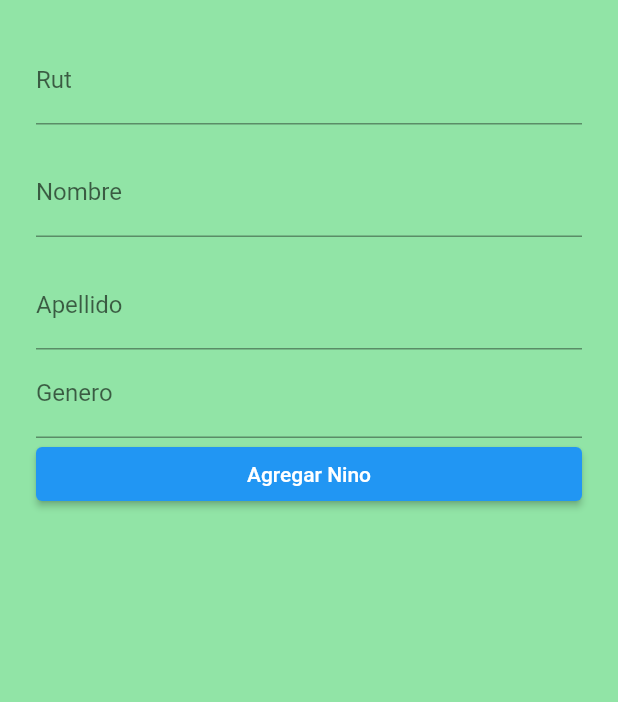
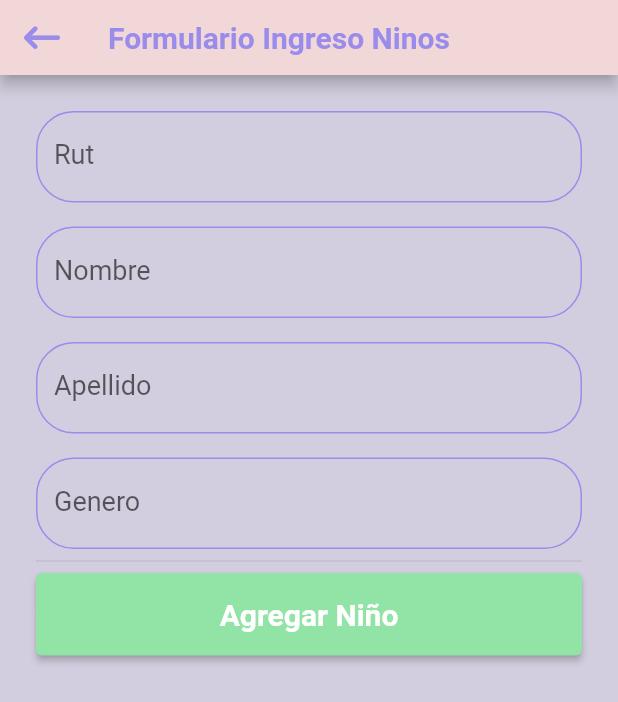
Before and after one commit to ValeNotebook/Entrega-3-Parte-2, a Flutter app: the FormAlumnos screen opened directly, on a phone screen of 412 x 824 dp. Shown: the top 702 px of the screen. Run offline on Flutter 3.47's test engine with Material 2 defaults, Android fonts, the phone set to English and light mode, and no system bars; our stand-ins replace curved_navigation_bar, font_awesome_flutter; network calls fail; statements that could not run were skipped.

Commit message:
nav add de alumnos y formato del form

```diff
--- /dev/null
+++ b/app_jardin/lib/Formularios/form_alumnos.dart
@@ -0,0 +1,171 @@
+import 'package:flutter/material.dart';
+import 'package:app_jardin/providers/niños_provider.dart';
+import 'package:font_awesome_flutter/font_awesome_flutter.dart';
+import 'package:app_jardin/paleta_colores.dart';
+
+class FormAlumnos extends StatefulWidget {
+  FormAlumnos({Key? key}) : super(key: key);
+
+  @override
+  State<FormAlumnos> createState() => _FormAlumnosState();
+}
+
+class _FormAlumnosState extends State<FormAlumnos> {
+  final formKey = GlobalKey<FormState>();
+  TextEditingController rutCtrl = TextEditingController();
+  TextEditingController nombreCtrl = TextEditingController();
+  TextEditingController apellidoCtrl = TextEditingController();
+  TextEditingController generoCtrl = TextEditingController();
+
+  String errCodigo = '';
+  String errNombre = '';
+
+  @override
+  Widget build(BuildContext context) {
+    return Scaffold(
+      backgroundColor: kVioleta,
+      appBar: PreferredSize(
+        preferredSize: Size.fromHeight(50.0),
+        child: AppBar(
+            automaticallyImplyLeading: false,
+            backgroundColor: kRosa,
+            title: Text(
+              'Formulario Ingreso Ninos',
+              style: TextStyle(fontWeight: FontWeight.bold, color: kMorado),
+            ),
+            leading: IconButton(
+              color: kMorado,
+              icon: FaIcon(FontAwesomeIcons.arrowLeftLong),
+              tooltip: 'Volver',
+              onPressed: () {
+                Navigator.of(context).pop();
+                setState(() {});
+              },
+            )),
+      ),
+      body: Form(
+        key: formKey,
+        child: Padding(
+          padding: const EdgeInsets.all(8.0),
+          child: ListView(
+            padding: EdgeInsets.all(16),
+            children: [
+              TextFormField(
+                cursorColor: kMorado,
+                keyboardType: TextInputType.number,
+                controller: rutCtrl,
+                decoration: InputDecoration(
+                  labelText: 'Rut',
+                  enabledBorder: new OutlineInputBorder(
+                    borderRadius: new BorderRadius.circular(25.0),
+                    borderSide: BorderSide(color: kMorado),
+                  ),
+                  focusedBorder: new OutlineInputBorder(
+                    borderRadius: new BorderRadius.circular(25.0),
+                    borderSide: BorderSide(color: kMorado),
+                  ),
+                ),
+                style: TextStyle(fontSize: 18),
+              ),
+              Container(
+                width: double.infinity,
+                child: Text(
+                  errCodigo,
+                  style: TextStyle(color: Colors.red),
+                ),
+              ),
+              TextFormField(
+                cursorColor: kMorado,
+                controller: nombreCtrl,
+                decoration: InputDecoration(
+                  labelText: 'Nombre',
+                  enabledBorder: new OutlineInputBorder(
+                    borderRadius: new BorderRadius.circular(25.0),
+                    borderSide: BorderSide(color: kMorado),
+                  ),
+                  focusedBorder: new OutlineInputBorder(
+                    borderRadius: new BorderRadius.circular(25.0),
+                    borderSide: BorderSide(color: kMorado),
+                  ),
+                ),
+                style: TextStyle(fontSize: 18),
+              ),
+              Container(
+                width: double.infinity,
+                child: Text(
+                  errNombre,
+                  style: TextStyle(color: Colors.red),
+                ),
+              ),
+              TextFormField(
+                cursorColor: kMorado,
+                controller: apellidoCtrl,
+                decoration: InputDecoration(
+                  labelText: 'Apellido',
+                  enabledBorder: new OutlineInputBorder(
+                    borderRadius: new BorderRadius.circular(25.0),
+                    borderSide: BorderSide(color: kMorado),
+                  ),
+                  focusedBorder: new OutlineInputBorder(
+                    borderRadius: new BorderRadius.circular(25.0),
+                    borderSide: BorderSide(color: kMorado),
+                  ),
+                ),
+                style: TextStyle(fontSize: 18),
+              ),
+              Container(
+                width: double.infinity,
+                child: Text(
+                  errNombre,
+                  style: TextStyle(color: Colors.red),
+                ),
+              ),
+              TextFormField(
+                cursorColor: kMorado,
+                controller: generoCtrl,
+                decoration: InputDecoration(
+                  labelText: 'Genero',
+                  enabledBorder: new OutlineInputBorder(
+                    borderRadius: new BorderRadius.circular(25.0),
+                    borderSide: BorderSide(color: kMorado),
+                  ),
+                  focusedBorder: new OutlineInputBorder(
+                    borderRadius: new BorderRadius.circular(25.0),
+                    borderSide: BorderSide(color: kMorado),
+                  ),
+                ),
+                style: TextStyle(fontSize: 18, color: kMorado),
+              ),
+              Divider(),
+              Container(
+                width: double.infinity,
+                child: ElevatedButton(
+                    style: ElevatedButton.styleFrom(
+                        primary: kVerde,
+                        padding: EdgeInsets.all(16),
+                        textStyle: TextStyle(
+                            fontSize: 20, fontWeight: FontWeight.bold)),
+                    child: Text('Agregar Niño'),
+                    onPressed: () async {
+                      //int stock = int.tryParse(stockCtrl.text) ?? 0;
+                      //int precio = int.tryParse(precioCtrl.text) ?? 0;
+
+                      var respuesta = await NinosProvider().ninosAgregar(
+                        rutCtrl.text.trim(),
+                        nombreCtrl.text.trim(),
+                        apellidoCtrl.text.trim(),
+                        generoCtrl.text.trim(),
+                      );
+
+                      setState(() {});
+                      return;
+                    }),
+              ),
+            ],
+          ),
+        ),
+      ),
+      //Navigator.pop(context);
+    );
+  }
+}
--- a/app_jardin/lib/form_alumnos.dart
+++ /dev/null
@@ -1,90 +0,0 @@
-import 'package:flutter/material.dart';
-import 'package:app_jardin/providers/niños_provider.dart';
-import 'package:font_awesome_flutter/font_awesome_flutter.dart';
-import 'package:app_jardin/paleta_colores.dart';
-
-class FormAlumnos extends StatefulWidget {
-  FormAlumnos({Key? key}) : super(key: key);
-
-  @override
-  State<FormAlumnos> createState() => _FormAlumnosState();
-}
-
-class _FormAlumnosState extends State<FormAlumnos> {
-  final formKey = GlobalKey<FormState>();
-  TextEditingController rutCtrl = TextEditingController();
-  TextEditingController nombreCtrl = TextEditingController();
-  TextEditingController apellidoCtrl = TextEditingController();
-  TextEditingController generoCtrl = TextEditingController();
-
-  String errCodigo = '';
-  String errNombre = '';
-
-  @override
-  Widget build(BuildContext context) {
-    return Scaffold(
-      backgroundColor: kVerde,
-      body: Form(
-        key: formKey,
-        child: Padding(
-          padding: const EdgeInsets.all(8.0),
-          child: ListView(
-            padding: EdgeInsets.all(16),
-            children: [
-              TextFormField(
-                controller: rutCtrl,
-                decoration: InputDecoration(labelText: 'Rut'),
-              ),
-              Container(
-                width: double.infinity,
-                child: Text(
-                  errCodigo,
-                  style: TextStyle(color: Colors.red),
-                ),
-              ),
-              TextFormField(
-                controller: nombreCtrl,
-                decoration: InputDecoration(labelText: 'Nombre'),
-              ),
-              Container(
-                width: double.infinity,
-                child: Text(
-                  errNombre,
-                  style: TextStyle(color: Colors.red),
-                ),
-              ),
-              TextFormField(
-                controller: apellidoCtrl,
-                decoration: InputDecoration(labelText: 'Apellido'),
-              ),
-              TextFormField(
-                controller: generoCtrl,
-                decoration: InputDecoration(labelText: 'Genero'),
-              ),
-              Container(
-                width: double.infinity,
-                child: ElevatedButton(
-                    child: Text('Agregar Nino'),
-                    onPressed: () async {
-                      //int stock = int.tryParse(stockCtrl.text) ?? 0;
-                      //int precio = int.tryParse(precioCtrl.text) ?? 0;
-
-                      var respuesta = await NinosProvider().ninosAgregar(
-                        rutCtrl.text.trim(),
-                        nombreCtrl.text.trim(),
-                        apellidoCtrl.text.trim(),
-                        generoCtrl.text.trim(),
-                      );
-
-                      setState(() {});
-                      return;
-                    }),
-              ),
-            ],
-          ),
-        ),
-      ),
-      //Navigator.pop(context);
-    );
-  }
-}
--- a/app_jardin/lib/providers/educadoras_provider.dart
+++ b/app_jardin/lib/providers/educadoras_provider.dart
@@ -6,6 +6,8 @@ import 'package:intl/intl.dart';
 
 class EducadorasProvider {
   final String apiURL = 'http://10.0.2.2:8000/api';
+
+  //Get All Educadoras
 
   Future<List<dynamic>> getEducadoras() async {
     var uri = Uri.parse('$apiURL/educadoras');
@@ -17,4 +19,12 @@ class EducadorasProvider {
       return [];
     }
   }
+
+  //Delete 1 Educadora
+
+  Future<bool> ninosBorrar(String rut_educadora) async {
+    var uri = Uri.parse('$apiURL/ninos/$rut_educadora');
+    var respuesta = await http.delete(uri);
+    return respuesta.statusCode == 200;
+  }
 }
```
Also changed, not shown: app_jardin/lib/Listar/listar_alumnos.dart (+5 -3 lines), app_jardin/lib/Listar/listar_educadoras.dart (+61 -3 lines), app_jardin/lib/Listar/listar_eventos.dart (added), app_jardin/lib/Listar/listar_niveles.dart (added).
